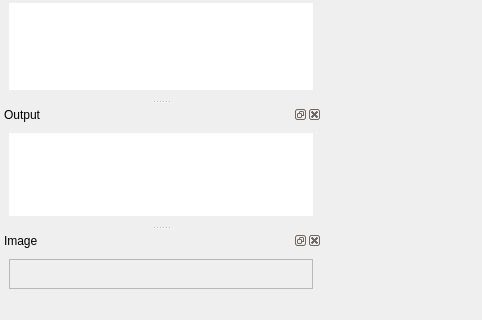
First picture: the form in qCC/ui_templates/mainWindow.ui, repository CloudCompare/CloudCompare, before the edit; both pictures show x 0 to 482 and y 514 to 834 of the 1024 by 834 pixel window.
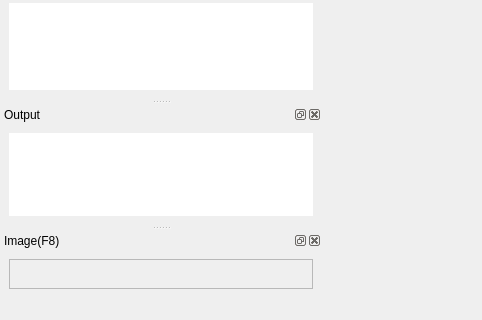
Second picture: the form after the edit. Icons and pictures are not drawn. Custom widgets are drawn as their Qt base class.

Patch:
```diff
--- a/qCC/ui_templates/mainWindow.ui
+++ b/qCC/ui_templates/mainWindow.ui
@@ -1044,7 +1044,7 @@
   </widget>
   <widget class="QDockWidget" name="DockableImage">
    <property name="windowTitle">
-    <string>Image</string>
+    <string>Image(F8)</string>
    </property>
    <attribute name="dockWidgetArea">
     <number>1</number>
```
Left out of the diff: 14 changed lines with no effect on the pictures.
